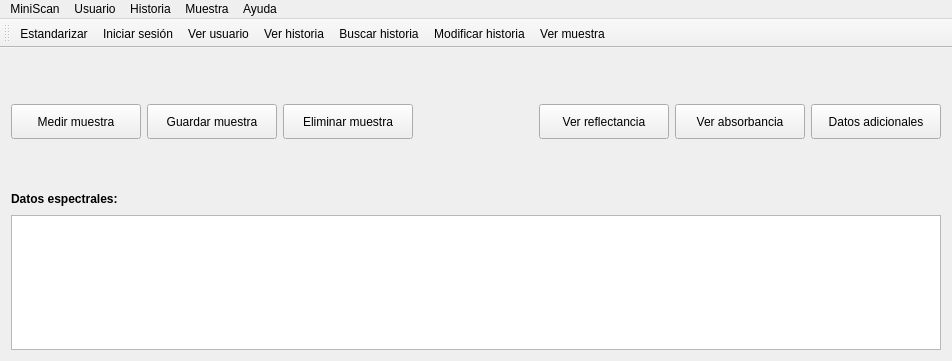
Old version of the form mainwindow.ui in the repository Gabnz/Spectrasoft.
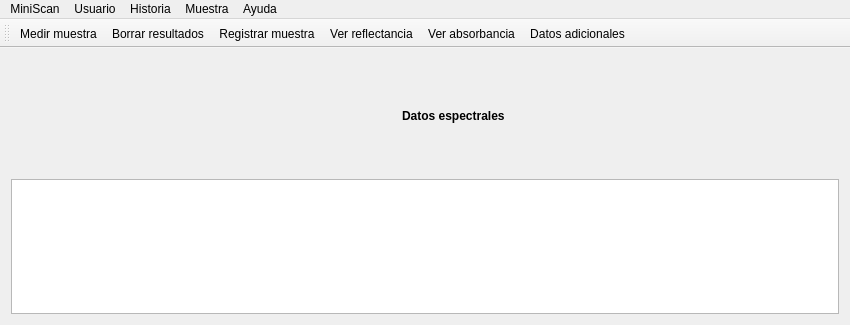
New version of the form. Icons and pictures are not drawn.

Commit message: Estructurando el menu de muestra y adaptando la interfaz al mismo

```diff
--- a/mainwindow.ui
+++ b/mainwindow.ui
@@ -6,8 +6,8 @@
    <rect>
     <x>0</x>
     <y>0</y>
-    <width>952</width>
-    <height>361</height>
+    <width>850</width>
+    <height>325</height>
    </rect>
   </property>
   <property name="windowTitle">
@@ -17,253 +17,61 @@
    <iconset resource="recursos.qrc">
     <normaloff>:/img/logo_icono.ico</normaloff>:/img/logo_icono.ico</iconset>
   </property>
+  <property name="toolButtonStyle">
+   <enum>Qt::ToolButtonIconOnly</enum>
+  </property>
+  <property name="documentMode">
+   <bool>false</bool>
+  </property>
   <widget class="QWidget" name="centralWidget">
-   <layout class="QGridLayout" name="gridLayout_5">
+   <layout class="QGridLayout" name="gridLayout_2">
     <item row="0" column="0">
-     <layout class="QGridLayout" name="gridLayout_2">
-      <item row="0" column="0">
-       <layout class="QHBoxLayout" name="horizontalLayout_3">
-        <item>
-         <layout class="QGridLayout" name="gridLayout_4">
-          <item row="0" column="0">
-           <spacer name="verticalSpacer_7">
-            <property name="orientation">
-             <enum>Qt::Vertical</enum>
-            </property>
-            <property name="sizeHint" stdset="0">
-             <size>
-              <width>127</width>
-              <height>33</height>
-             </size>
-            </property>
-           </spacer>
-          </item>
-          <item row="0" column="1">
-           <spacer name="verticalSpacer_8">
-            <property name="orientation">
-             <enum>Qt::Vertical</enum>
-            </property>
-            <property name="sizeHint" stdset="0">
-             <size>
-              <width>127</width>
-              <height>33</height>
-             </size>
-            </property>
-           </spacer>
-          </item>
-          <item row="0" column="2">
-           <spacer name="verticalSpacer_2">
-            <property name="orientation">
-             <enum>Qt::Vertical</enum>
-            </property>
-            <property name="sizeHint" stdset="0">
-             <size>
-              <width>127</width>
-              <height>33</height>
-             </size>
-            </property>
-           </spacer>
-          </item>
-          <item row="1" column="0">
-           <widget class="QPushButton" name="btnMedir">
-            <property name="minimumSize">
-             <size>
-              <width>130</width>
-              <height>35</height>
-             </size>
-            </property>
-            <property name="maximumSize">
-             <size>
-              <width>130</width>
-              <height>35</height>
-             </size>
-            </property>
-            <property name="text">
-             <string>Medir muestra</string>
-            </property>
-            <property name="icon">
-             <iconset resource="recursos.qrc">
-              <normaloff>:/img/logo.png</normaloff>:/img/logo.png</iconset>
-            </property>
-            <property name="iconSize">
-             <size>
-              <width>25</width>
-              <height>20</height>
-             </size>
-            </property>
-           </widget>
-          </item>
-          <item row="1" column="2">
-           <widget class="QPushButton" name="btnEliminar">
-            <property name="minimumSize">
-             <size>
-              <width>130</width>
-              <height>35</height>
-             </size>
-            </property>
-            <property name="maximumSize">
-             <size>
-              <width>130</width>
-              <height>35</height>
-             </size>
-            </property>
-            <property name="text">
-             <string>Eliminar muestra</string>
-            </property>
-            <property name="icon">
-             <iconset resource="recursos.qrc">
-              <normaloff>:/img/borrar.png</normaloff>:/img/borrar.png</iconset>
-            </property>
-            <property name="iconSize">
-             <size>
-              <width>20</width>
-              <height>20</height>
-             </size>
-            </property>
-           </widget>
-          </item>
-          <item row="2" column="0">
-           <spacer name="verticalSpacer_4">
-            <property name="orientation">
-             <enum>Qt::Vertical</enum>
-            </property>
-            <property name="sizeHint" stdset="0">
-             <size>
-              <width>127</width>
-              <height>33</height>
-             </size>
-            </property>
-           </spacer>
-          </item>
-          <item row="2" column="1">
-           <spacer name="verticalSpacer_6">
-            <property name="orientation">
-             <enum>Qt::Vertical</enum>
-            </property>
-            <property name="sizeHint" stdset="0">
-             <size>
-              <width>127</width>
-              <height>33</height>
-             </size>
-            </property>
-           </spacer>
-          </item>
-          <item row="2" column="2">
-           <spacer name="verticalSpacer_12">
-            <property name="orientation">
-             <enum>Qt::Vertical</enum>
-            </property>
-            <property name="sizeHint" stdset="0">
-             <size>
-              <width>127</width>
-              <height>33</height>
-             </size>
-            </property>
-           </spacer>
-          </item>
-          <item row="1" column="1">
-           <widget class="QPushButton" name="btnGuardar">
-            <property name="minimumSize">
-             <size>
-              <width>130</width>
-              <height>35</height>
-             </size>
-            </property>
-            <property name="maximumSize">
-             <size>
-              <width>130</width>
-              <height>35</height>
-             </size>
-            </property>
-            <property name="text">
-             <string>Guardar muestra</string>
-            </property>
-            <property name="icon">
-             <iconset resource="recursos.qrc">
-              <normaloff>:/img/base_datos.png</normaloff>:/img/base_datos.png</iconset>
-            </property>
-            <property name="iconSize">
-             <size>
-              <width>22</width>
-              <height>22</height>
-             </size>
-            </property>
-           </widget>
-          </item>
-         </layout>
+     <layout class="QVBoxLayout" name="verticalLayout">
+      <item>
+       <layout class="QGridLayout" name="gridLayout">
+        <item row="0" column="1">
+         <spacer name="verticalSpacer_3">
+          <property name="orientation">
+           <enum>Qt::Vertical</enum>
+          </property>
+          <property name="sizeType">
+           <enum>QSizePolicy::Expanding</enum>
+          </property>
+          <property name="sizeHint" stdset="0">
+           <size>
+            <width>17</width>
+            <height>13</height>
+           </size>
+          </property>
+         </spacer>
         </item>
-        <item>
-         <layout class="QGridLayout" name="gridLayout">
-          <item row="2" column="1">
-           <spacer name="verticalSpacer_16">
-            <property name="orientation">
-             <enum>Qt::Vertical</enum>
-            </property>
-            <property name="sizeType">
-             <enum>QSizePolicy::Expanding</enum>
-            </property>
-            <property name="sizeHint" stdset="0">
-             <size>
-              <width>20</width>
-              <height>13</height>
-             </size>
-            </property>
-           </spacer>
-          </item>
-          <item row="0" column="1">
-           <spacer name="verticalSpacer_3">
-            <property name="orientation">
-             <enum>Qt::Vertical</enum>
-            </property>
-            <property name="sizeType">
-             <enum>QSizePolicy::Expanding</enum>
-            </property>
-            <property name="sizeHint" stdset="0">
-             <size>
-              <width>20</width>
-              <height>13</height>
-             </size>
-            </property>
-           </spacer>
-          </item>
-          <item row="1" column="2">
-           <spacer name="horizontalSpacer_4">
-            <property name="orientation">
-             <enum>Qt::Horizontal</enum>
-            </property>
-            <property name="sizeHint" stdset="0">
-             <size>
-              <width>13</width>
-              <height>67</height>
-             </size>
-            </property>
-           </spacer>
-          </item>
-          <item row="1" column="0">
-           <spacer name="horizontalSpacer_8">
-            <property name="orientation">
-             <enum>Qt::Horizontal</enum>
-            </property>
-            <property name="sizeHint" stdset="0">
-             <size>
-              <width>13</width>
-              <height>67</height>
-             </size>
-            </property>
-           </spacer>
-          </item>
-          <item row="1" column="1">
+        <item row="1" column="0">
+         <spacer name="horizontalSpacer_3">
+          <property name="orientation">
+           <enum>Qt::Horizontal</enum>
+          </property>
+          <property name="sizeHint" stdset="0">
+           <size>
+            <width>40</width>
+            <height>20</height>
+           </size>
+          </property>
+         </spacer>
+        </item>
+        <item row="1" column="1">
+         <layout class="QHBoxLayout" name="horizontalLayout">
+          <item>
            <widget class="QLabel" name="label">
             <property name="minimumSize">
              <size>
-              <width>70</width>
-              <height>70</height>
+              <width>50</width>
+              <height>50</height>
              </size>
             </property>
             <property name="maximumSize">
              <size>
-              <width>70</width>
-              <height>70</height>
+              <width>50</width>
+              <height>50</height>
              </size>
             </property>
             <property name="text">
@@ -277,189 +85,16 @@
             </property>
            </widget>
           </item>
-         </layout>
-        </item>
-        <item>
-         <layout class="QGridLayout" name="gridLayout_3">
-          <item row="0" column="0">
-           <spacer name="verticalSpacer_9">
-            <property name="orientation">
-             <enum>Qt::Vertical</enum>
-            </property>
-            <property name="sizeHint" stdset="0">
-             <size>
-              <width>127</width>
-              <height>33</height>
-             </size>
-            </property>
-           </spacer>
-          </item>
-          <item row="0" column="1">
-           <spacer name="verticalSpacer_10">
-            <property name="orientation">
-             <enum>Qt::Vertical</enum>
-            </property>
-            <property name="sizeHint" stdset="0">
-             <size>
-              <width>127</width>
-              <height>33</height>
-             </size>
-            </property>
-           </spacer>
-          </item>
-          <item row="0" column="2">
-           <spacer name="verticalSpacer_11">
-            <property name="orientation">
-             <enum>Qt::Vertical</enum>
-            </property>
-            <property name="sizeHint" stdset="0">
-             <size>
-              <width>127</width>
-              <height>33</height>
-             </size>
-            </property>
-           </spacer>
-          </item>
-          <item row="1" column="0">
-           <widget class="QPushButton" name="btnReflectancia">
-            <property name="minimumSize">
-             <size>
-              <width>130</width>
-              <height>35</height>
-             </size>
-            </property>
-            <property name="maximumSize">
-             <size>
-              <width>130</width>
-              <height>35</height>
-             </size>
-            </property>
+          <item>
+           <widget class="QLabel" name="etqDatosEspectrales">
             <property name="text">
-             <string>Ver reflectancia</string>
+             <string>&lt;html&gt;&lt;head/&gt;&lt;body&gt;&lt;p&gt;&lt;span style=&quot; font-weight:600;&quot;&gt;Datos espectrales&lt;/span&gt;&lt;/p&gt;&lt;/body&gt;&lt;/html&gt;</string>
             </property>
-            <property name="icon">
-             <iconset resource="recursos.qrc">
-              <normaloff>:/img/reflectancia.png</normaloff>:/img/reflectancia.png</iconset>
-            </property>
-            <property name="iconSize">
-             <size>
-              <width>25</width>
-              <height>25</height>
-             </size>
-            </property>
            </widget>
           </item>
-          <item row="1" column="1">
-           <widget class="QPushButton" name="btnAbsorbancia">
-            <property name="minimumSize">
-             <size>
-              <width>130</width>
-              <height>35</height>
-             </size>
-            </property>
-            <property name="maximumSize">
-             <size>
-              <width>130</width>
-              <height>35</height>
-             </size>
-            </property>
-            <property name="text">
-             <string>Ver absorbancia</string>
-            </property>
-            <property name="icon">
-             <iconset resource="recursos.qrc">
-              <normaloff>:/img/absorbancia.png</normaloff>:/img/absorbancia.png</iconset>
-            </property>
-            <property name="iconSize">
-             <size>
-              <width>25</width>
-              <height>25</height>
-             </size>
-            </property>
-           </widget>
-          </item>
-          <item row="1" column="2">
-           <widget class="QPushButton" name="btnDatosAdicionales">
-            <property name="minimumSize">
-             <size>
-              <width>130</width>
-              <height>35</height>
-             </size>
-            </property>
-            <property name="maximumSize">
-             <size>
-              <width>130</width>
-              <height>35</height>
-             </size>
-            </property>
-            <property name="text">
-             <string>Datos adicionales</string>
-            </property>
-            <property name="icon">
-             <iconset resource="recursos.qrc">
-              <normaloff>:/img/datos_adicionales.png</normaloff>:/img/datos_adicionales.png</iconset>
-            </property>
-            <property name="iconSize">
-             <size>
-              <width>16</width>
-              <height>16</height>
-             </size>
-            </property>
-           </widget>
-          </item>
-          <item row="2" column="0">
-           <spacer name="verticalSpacer_13">
-            <property name="orientation">
-             <enum>Qt::Vertical</enum>
-            </property>
-            <property name="sizeHint" stdset="0">
-             <size>
-              <width>127</width>
-              <height>33</height>
-             </size>
-            </property>
-           </spacer>
-          </item>
-          <item row="2" column="1">
-           <spacer name="verticalSpacer_14">
-            <property name="orientation">
-             <enum>Qt::Vertical</enum>
-            </property>
-            <property name="sizeHint" stdset="0">
-             <size>
-              <width>127</width>
-              <height>33</height>
-             </size>
-            </property>
-           </spacer>
-          </item>
-          <item row="2" column="2">
-           <spacer name="verticalSpacer_15">
-            <property name="orientation">
-             <enum>Qt::Vertical</enum>
-            </property>
-            <property name="sizeHint" stdset="0">
-             <size>
-              <width>127</width>
-              <height>33</height>
-             </size>
-            </property>
-           </spacer>
-          </item>
          </layout>
         </item>
-       </layout>
-      </item>
-      <item row="1" column="0">
-       <layout class="QHBoxLayout" name="horizontalLayout">
-        <item>
-         <widget class="QLabel" name="etqDatosEspectrales">
-          <property name="text">
-           <string>&lt;html&gt;&lt;head/&gt;&lt;body&gt;&lt;p&gt;&lt;span style=&quot; font-weight:600;&quot;&gt;Datos espectrales:&lt;/span&gt;&lt;/p&gt;&lt;/body&gt;&lt;/html&gt;</string>
-          </property>
-         </widget>
-        </item>
-        <item>
+        <item row="1" column="2">
          <spacer name="horizontalSpacer">
           <property name="orientation">
            <enum>Qt::Horizontal</enum>
@@ -472,13 +107,29 @@
           </property>
          </spacer>
         </item>
+        <item row="2" column="1">
+         <spacer name="verticalSpacer_16">
+          <property name="orientation">
+           <enum>Qt::Vertical</enum>
+          </property>
+          <property name="sizeType">
+           <enum>QSizePolicy::Expanding</enum>
+          </property>
+          <property name="sizeHint" stdset="0">
+           <size>
+            <width>17</width>
+            <height>13</height>
+           </size>
+          </property>
+         </spacer>
+        </item>
        </layout>
       </item>
-      <item row="2" column="0">
+      <item>
        <widget class="QTableView" name="tablaDatosEspectrales">
         <property name="minimumSize">
          <size>
-          <width>885</width>
+          <width>500</width>
           <height>135</height>
          </size>
         </property>
@@ -529,7 +180,7 @@
     <rect>
      <x>0</x>
      <y>0</y>
-     <width>952</width>
+     <width>850</width>
      <height>21</height>
     </rect>
    </property>
@@ -611,21 +262,23 @@
   </widget>
   <widget class="QToolBar" name="toolBar">
    <property name="windowTitle">
-    <string>toolBar</string>
+    <string>Barra de herramientas</string>
+   </property>
+   <property name="toolButtonStyle">
+    <enum>Qt::ToolButtonTextUnderIcon</enum>
    </property>
    <attribute name="toolBarArea">
     <enum>TopToolBarArea</enum>
    </attribute>
    <attribute name="toolBarBreak">
-    <bool>false</bool>
+    <bool>true</bool>
    </attribute>
-   <addaction name="actionEstandarizar"/>
-   <addaction name="actionIniciar_sesion"/>
-   <addaction name="actionVer_usuario"/>
-   <addaction name="actionVer_historia"/>
-   <addaction name="actionBuscar_historia"/>
-   <addaction name="actionModificar_historia"/>
-   <addaction name="actionVer_muestra"/>
+   <addaction name="actionMedir_muestra"/>
+   <addaction name="actionBorrar_resultados"/>
+   <addaction name="actionRegistrar_muestra"/>
+   <addaction name="actionVer_reflectancia"/>
+   <addaction name="actionVer_absorbancia"/>
+   <addaction name="actionDatos_adicionales"/>
   </widget>
   <action name="actionConectar">
    <property name="icon">
@@ -789,6 +442,87 @@
     <string>Modificar historia</string>
    </property>
   </action>
+  <action name="actionMedir_muestra">
+   <property name="icon">
+    <iconset resource="recursos.qrc">
+     <normaloff>:/img/logo.png</normaloff>:/img/logo.png</iconset>
+   </property>
+   <property name="text">
+    <string>Medir muestra</string>
+   </property>
+  </action>
+  <action name="actionCerrar_muestra">
+   <property name="icon">
+    <iconset resource="recursos.qrc">
+     <normaloff>:/img/muestra_logout.png</normaloff>:/img/muestra_logout.png</iconset>
+   </property>
+   <property name="text">
+    <string>Cerrar muestra</string>
+   </property>
+  </action>
+  <action name="actionModificar_muestra">
+   <property name="icon">
+    <iconset resource="recursos.qrc">
+     <normaloff>:/img/editar_muestra.png</normaloff>:/img/editar_muestra.png</iconset>
+   </property>
+   <property name="text">
+    <string>Modificar muestra</string>
+   </property>
+  </action>
+  <action name="actionEliminar_muestra">
+   <property name="icon">
+    <iconset resource="recursos.qrc">
+     <normaloff>:/img/borrar_muestra.png</normaloff>:/img/borrar_muestra.png</iconset>
+   </property>
+   <property name="text">
+    <string>Eliminar muestra</string>
+   </property>
+  </action>
+  <action name="actionRegistrar_muestra">
+   <property name="icon">
+    <iconset resource="recursos.qrc">
+     <normaloff>:/img/plus_muestra.png</normaloff>:/img/plus_muestra.png</iconset>
+   </property>
+   <property name="text">
+    <string>Registrar muestra</string>
+   </property>
+  </action>
+  <action name="actionVer_reflectancia">
+   <property name="icon">
+    <iconset resource="recursos.qrc">
+     <normaloff>:/img/muestra_reflectancia.png</normaloff>:/img/muestra_reflectancia.png</iconset>
+   </property>
+   <property name="text">
+    <string>Ver reflectancia</string>
+   </property>
+  </action>
+  <action name="actionVer_absorbancia">
+   <property name="icon">
+    <iconset resource="recursos.qrc">
+     <normaloff>:/img/muestra_absorbancia.png</normaloff>:/img/muestra_absorbancia.png</iconset>
+   </property>
+   <property name="text">
+    <string>Ver absorbancia</string>
+   </property>
+  </action>
+  <action name="actionDatos_adicionales">
+   <property name="icon">
+    <iconset resource="recursos.qrc">
+     <normaloff>:/img/muestra_datos_adicionales.png</normaloff>:/img/muestra_datos_adicionales.png</iconset>
+   </property>
+   <property name="text">
+    <string>Datos adicionales</string>
+   </property>
+  </action>
+  <action name="actionBorrar_resultados">
+   <property name="icon">
+    <iconset resource="recursos.qrc">
+     <normaloff>:/img/borrar_resultados.png</normaloff>:/img/borrar_resultados.png</iconset>
+   </property>
+   <property name="text">
+    <string>Borrar resultados</string>
+   </property>
+  </action>
  </widget>
  <layoutdefault spacing="6" margin="11"/>
  <resources>
```
Left out of the diff: 33 changed lines with no effect on the pictures. The commit also changes 16 other files.
